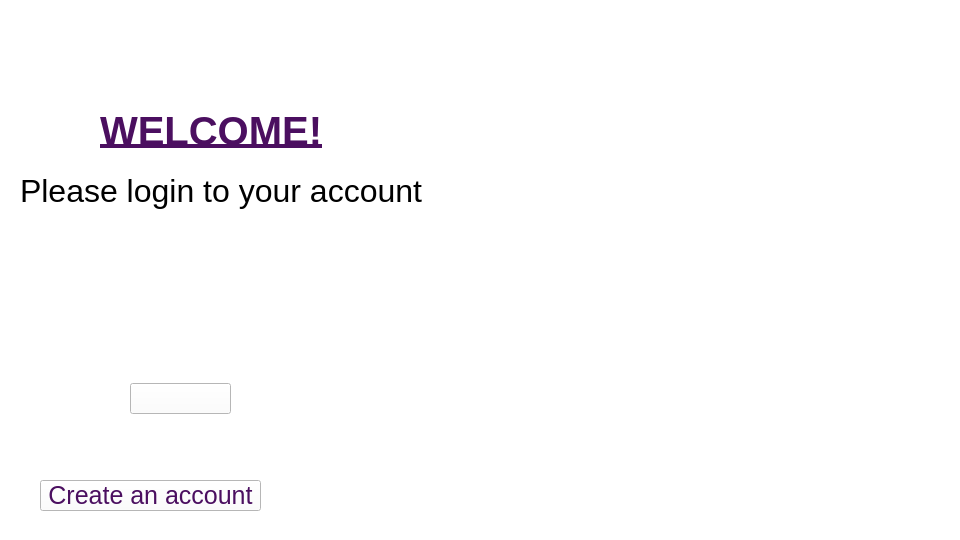
Before: the Qt Designer form mainwindow1.ui in Nirjaraa/spendwise, drawn with Qt 5.
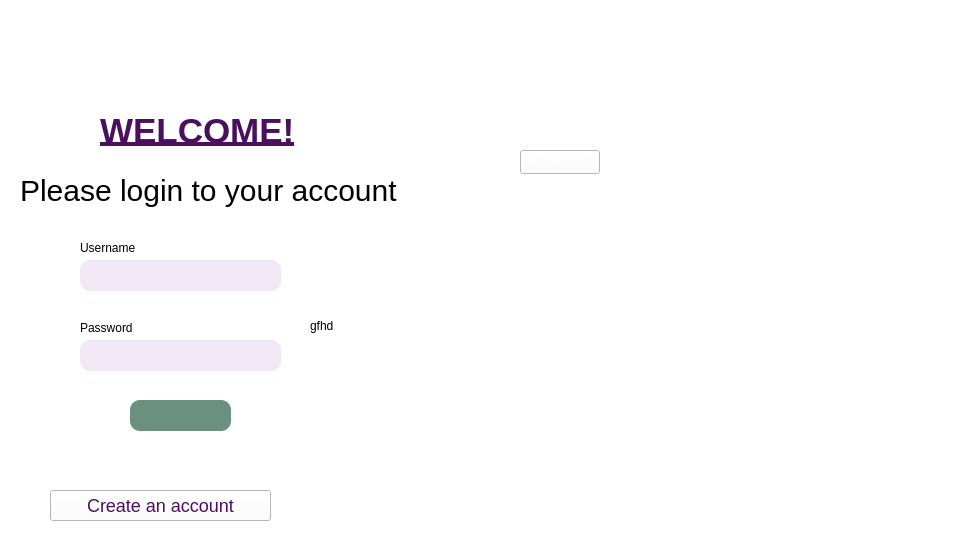
After: the same form once the commit is applied. Icons and pictures are not drawn.

```diff
--- a/mainwindow1.ui
+++ b/mainwindow1.ui
@@ -41,10 +41,10 @@
    <widget class="QLabel" name="label_2">
     <property name="geometry">
      <rect>
-      <x>670</x>
-      <y>100</y>
-      <width>281</width>
-      <height>301</height>
+      <x>640</x>
+      <y>90</y>
+      <width>321</width>
+      <height>271</height>
      </rect>
     </property>
     <property name="styleSheet">
@@ -59,12 +59,12 @@
      <rect>
       <x>100</x>
       <y>110</y>
-      <width>241</width>
+      <width>251</width>
       <height>41</height>
      </rect>
     </property>
     <property name="styleSheet">
-     <string notr="true">font-family: 'Poppins'; font-size: 40px;
+     <string notr="true">font-family: 'Poppins'; font-size: 35px;
 color: rgb(75,15,96);
 font-weight: bold;
 text-decoration: underline</string>
@@ -83,7 +83,8 @@
      </rect>
     </property>
     <property name="styleSheet">
-     <string notr="true">font-family: 'Poppins'; font-size: 32px;
+     <string notr="true">font-family: 'Poppins'; font-size: 30px;
+font: 22pt &quot;Bahnschrift&quot;;
 color: rgb(0, 0, 0);
 </string>
     </property>
@@ -94,14 +95,14 @@
    <widget class="QPushButton" name="pushButton">
     <property name="geometry">
      <rect>
-      <x>40</x>
-      <y>480</y>
+      <x>50</x>
+      <y>490</y>
       <width>221</width>
       <height>31</height>
      </rect>
     </property>
     <property name="styleSheet">
-     <string notr="true">font-family: 'Poppins'; font-size: 25px;
+     <string notr="true">font-family: 'Poppins'; font-size: 18px;
 color: rgb(75,15,96);
 border-image:none;
 border-color:none;
@@ -131,17 +132,140 @@
     <property name="geometry">
      <rect>
       <x>130</x>
-      <y>383</y>
+      <y>400</y>
       <width>101</width>
       <height>31</height>
      </rect>
     </property>
     <property name="styleSheet">
-     <string notr="true"> 
-border-image: url(:/new/background-images/resources/log in button.png);</string>
+     <string notr="true">QPushButton{
+    padding: 5px;
+    border-radius: 10px;
+    color: rgb(255, 255, 255);
+    background-color: rgb(106, 144, 128);
+}
+QPushButton::hover{
+border: 2px solid rgb(35, 106, 52);
+align: center;
+}
+
+QPushButton::pressed{
+    background-color: rgb(35, 106, 51);
+    border: 2px solid rgb(35, 106, 51);
+} 
+ </string>
     </property>
     <property name="text">
-     <string> </string>
+     <string/>
+    </property>
+   </widget>
+   <widget class="QLabel" name="label_6">
+    <property name="geometry">
+     <rect>
+      <x>80</x>
+      <y>240</y>
+      <width>91</width>
+      <height>16</height>
+     </rect>
+    </property>
+    <property name="styleSheet">
+     <string notr="true">border-image: none;
+font: 12pt &quot;Bahnschrift&quot;;
+border-color: none;
+color: rgb(0,0,0);
+ </string>
+    </property>
+    <property name="text">
+     <string>Username</string>
+    </property>
+   </widget>
+   <widget class="QLineEdit" name="uname">
+    <property name="geometry">
+     <rect>
+      <x>80</x>
+      <y>260</y>
+      <width>201</width>
+      <height>31</height>
+     </rect>
+    </property>
+    <property name="styleSheet">
+     <string notr="true">border-image: none;
+font: 9pt &quot;Bahnschrift&quot;;
+border-color: none;
+color: rgb(0,0,0);
+background-color: rgb(242,231,245);
+border-radius: 10px;
+
+</string>
+    </property>
+   </widget>
+   <widget class="QLabel" name="label_7">
+    <property name="geometry">
+     <rect>
+      <x>80</x>
+      <y>320</y>
+      <width>81</width>
+      <height>16</height>
+     </rect>
+    </property>
+    <property name="styleSheet">
+     <string notr="true">border-image: none;
+font: 12pt &quot;Bahnschrift&quot;;
+border-color: none;
+color: rgb(0,0,0);
+ </string>
+    </property>
+    <property name="text">
+     <string>Password</string>
+    </property>
+   </widget>
+   <widget class="QLineEdit" name="pw">
+    <property name="geometry">
+     <rect>
+      <x>80</x>
+      <y>340</y>
+      <width>201</width>
+      <height>31</height>
+     </rect>
+    </property>
+    <property name="styleSheet">
+     <string notr="true">border-image: none;
+font: 9pt &quot;Bahnschrift&quot;;
+border-color: none;
+color: rgb(0,0,0);
+background-color: rgb(242,231,245);
+border-radius: 10px;
+
+</string>
+    </property>
+   </widget>
+   <widget class="QLabel" name="label_8">
+    <property name="geometry">
+     <rect>
+      <x>310</x>
+      <y>250</y>
+      <width>291</width>
+      <height>151</height>
+     </rect>
+    </property>
+    <property name="styleSheet">
+     <string notr="true">color:rgb(0, 0, 0);</string>
+    </property>
+    <property name="text">
+     <string>gfhd</string>
+    </property>
+   </widget>
+   <widget class="QPushButton" name="pushButton_3">
+    <property name="geometry">
+     <rect>
+      <x>520</x>
+      <y>150</y>
+      <width>80</width>
+      <height>24</height>
+     </rect>
+    </property>
+    <property name="text">
+     <string>PushButton</string>
     </property>
    </widget>
   </widget>
```
Left out of the diff: 6 changed lines with no effect on the pictures.
